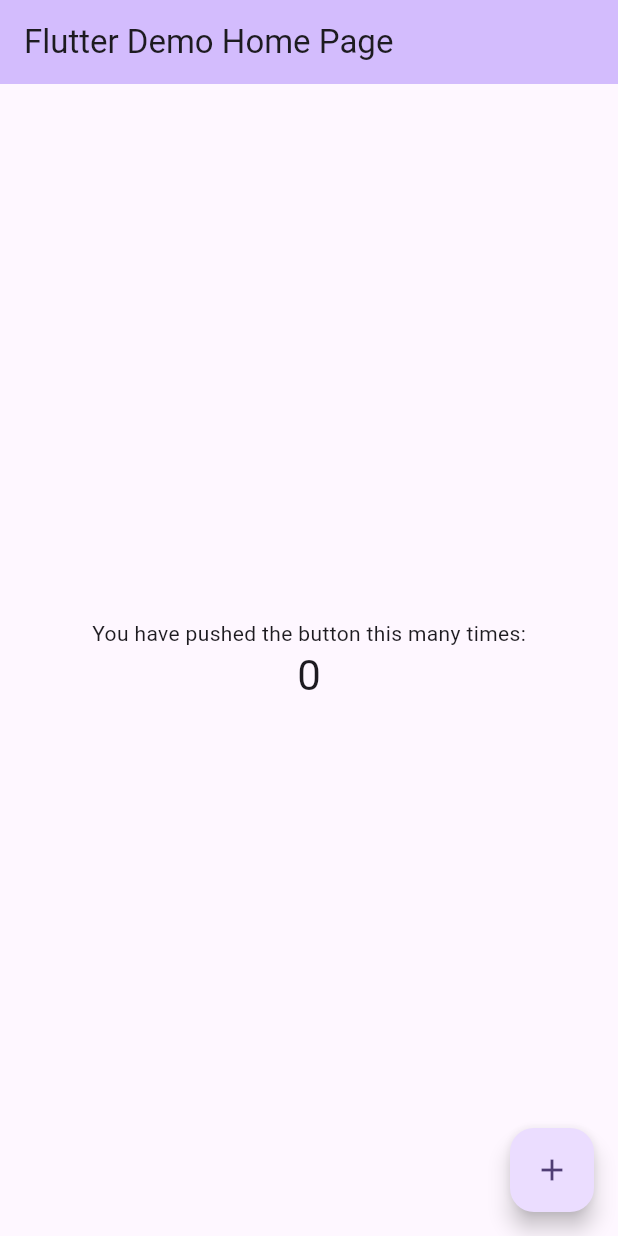
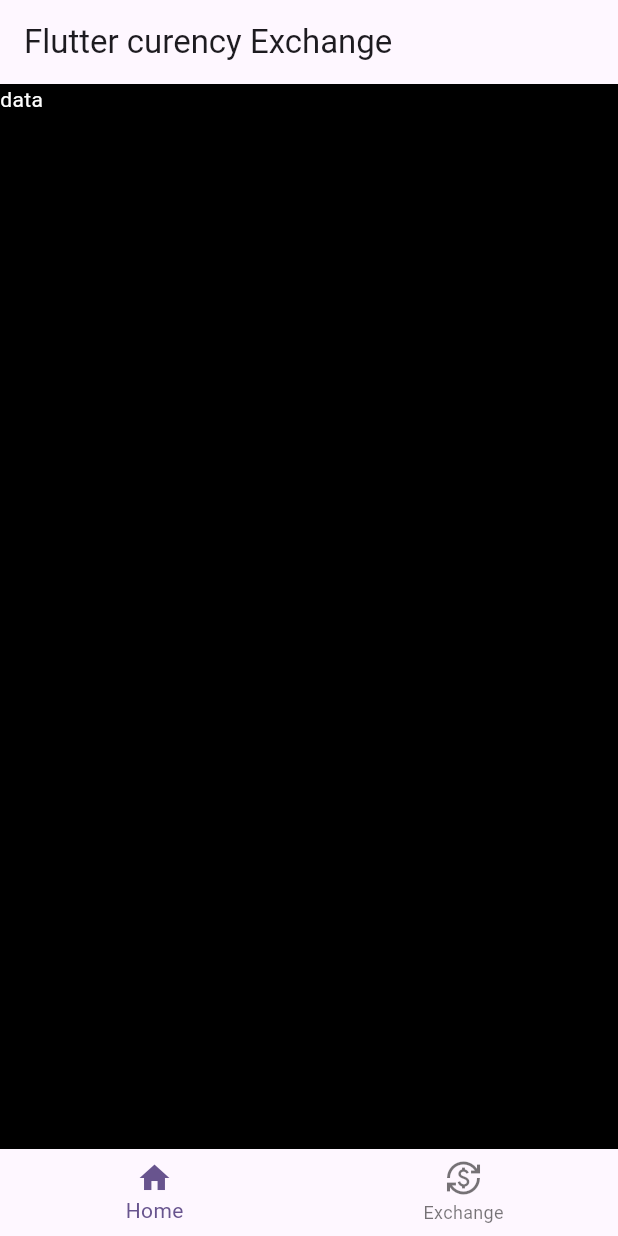
Before and after one commit to rashedahsan/currency_app, a Flutter app: the screen it shows after launch, on a phone screen of 412 x 824 dp. Run offline on Flutter 3.47's test engine with Material 3 defaults, Android fonts, the phone set to English and light mode, and no system bars.

Commit message:
folder structure

```diff
--- a/lib/main.dart
+++ b/lib/main.dart
@@ -1,4 +1,5 @@
 import 'package:flutter/material.dart';
+import 'package:flutter_currency_app/ui/dashboard.dart';
 
 void main() {
   runApp(const MyApp());
@@ -7,119 +8,15 @@
 class MyApp extends StatelessWidget {
   const MyApp({super.key});
 
-  // This widget is the root of your application.
   @override
   Widget build(BuildContext context) {
     return MaterialApp(
       title: 'Flutter Demo',
       theme: ThemeData(
-        // This is the theme of your application.
-        //
-        // TRY THIS: Try running your application with "flutter run". You'll see
-        // the application has a purple toolbar. Then, without quitting the app,
-        // try changing the seedColor in the colorScheme below to Colors.green
-        // and then invoke "hot reload" (save your changes or press the "hot
-        // reload" button in a Flutter-supported IDE, or press "r" if you used
-        // the command line to start the app).
-        //
-        // Notice that the counter didn't reset back to zero; the application
-        // state is not lost during the reload. To reset the state, use hot
-        // restart instead.
-        //
-        // This works for code too, not just values: Most code changes can be
-        // tested with just a hot reload.
         colorScheme: ColorScheme.fromSeed(seedColor: Colors.deepPurple),
         useMaterial3: true,
       ),
-      home: const MyHomePage(title: 'Flutter Demo Home Page'),
+      home: Dashboard(),
     );
   }
 }
-
-class MyHomePage extends StatefulWidget {
-  const MyHomePage({super.key, required this.title});
-
-  // This widget is the home page of your application. It is stateful, meaning
-  // that it has a State object (defined below) that contains fields that affect
-  // how it looks.
-
-  // This class is the configuration for the state. It holds the values (in this
-  // case the title) provided by the parent (in this case the App widget) and
-  // used by the build method of the State. Fields in a Widget subclass are
-  // always marked "final".
-
-  final String title;
-
-  @override
-  State<MyHomePage> createState() => _MyHomePageState();
-}
-
-class _MyHomePageState extends State<MyHomePage> {
-  int _counter = 0;
-
-  void _incrementCounter() {
-    setState(() {
-      // This call to setState tells the Flutter framework that something has
-      // changed in this State, which causes it to rerun the build method below
-      // so that the display can reflect the updated values. If we changed
-      // _counter without calling setState(), then the build method would not be
-      // called again, and so nothing would appear to happen.
-      _counter++;
-    });
-  }
-
-  @override
-  Widget build(BuildContext context) {
-    // This method is rerun every time setState is called, for instance as done
-    // by the _incrementCounter method above.
-    //
-    // The Flutter framework has been optimized to make rerunning build methods
-    // fast, so that you can just rebuild anything that needs updating rather
-    // than having to individually change instances of widgets.
-    return Scaffold(
-      appBar: AppBar(
-        // TRY THIS: Try changing the color here to a specific color (to
-        // Colors.amber, perhaps?) and trigger a hot reload to see the AppBar
-        // change color while the other colors stay the same.
-        backgroundColor: Theme.of(context).colorScheme.inversePrimary,
-        // Here we take the value from the MyHomePage object that was created by
-        // the App.build method, and use it to set our appbar title.
-        title: Text(widget.title),
-      ),
-      body: Center(
-        // Center is a layout widget. It takes a single child and positions it
-        // in the middle of the parent.
-        child: Column(
-          // Column is also a layout widget. It takes a list of children and
-          // arranges them vertically. By default, it sizes itself to fit its
-          // children horizontally, and tries to be as tall as its parent.
-          //
-          // Column has various properties to control how it sizes itself and
-          // how it positions its children. Here we use mainAxisAlignment to
-          // center the children vertically; the main axis here is the vertical
-          // axis because Columns are vertical (the cross axis would be
-          // horizontal).
-          //
-          // TRY THIS: Invoke "debug painting" (choose the "Toggle Debug Paint"
-          // action in the IDE, or press "p" in the console), to see the
-          // wireframe for each widget.
-          mainAxisAlignment: MainAxisAlignment.center,
-          children: <Widget>[
-            const Text(
-              'You have pushed the button this many times:',
-            ),
-            Text(
-              '$_counter',
-              style: Theme.of(context).textTheme.headlineMedium,
-            ),
-          ],
-        ),
-      ),
-      floatingActionButton: FloatingActionButton(
-        onPressed: _incrementCounter,
-        tooltip: 'Increment',
-        child: const Icon(Icons.add),
-      ), // This trailing comma makes auto-formatting nicer for build methods.
-    );
-  }
-}
--- /dev/null
+++ b/lib/ui/dashboard.dart
@@ -0,0 +1,50 @@
+import 'package:flutter/material.dart';
+import 'package:flutter_currency_app/ui/exchange.dart';
+import 'package:flutter_currency_app/ui/home.dart';
+
+class Dashboard extends StatefulWidget {
+  const Dashboard({super.key});
+
+  @override
+  State<Dashboard> createState() => _DashboardState();
+}
+
+class _DashboardState extends State<Dashboard> {
+  int _selectedindex = 0;
+  Widget getview() {
+    if (_selectedindex == 0) {
+      return Home();
+    }
+    return Exchange();
+  }
+
+  @override
+  Widget build(BuildContext context) {
+    return Scaffold(
+      backgroundColor: Colors.black,
+      appBar: AppBar(
+        title: Text("Flutter curency Exchange"),
+      ),
+      body: getview(),
+      bottomNavigationBar: BottomNavigationBar(
+          currentIndex: _selectedindex,
+          onTap: (index) {
+            setState(() {
+              _selectedindex = index;
+            });
+          },
+          items: [
+            BottomNavigationBarItem(
+                icon: Icon(
+                  Icons.home,
+                ),
+                label: "Home"),
+            BottomNavigationBarItem(
+                icon: Icon(
+                  Icons.currency_exchange,
+                ),
+                label: "Exchange")
+          ]),
+    );
+  }
+}
--- /dev/null
+++ b/lib/ui/exchange.dart
@@ -0,0 +1,20 @@
+import 'package:flutter/material.dart';
+
+class Exchange extends StatefulWidget {
+  const Exchange({super.key});
+
+  @override
+  State<Exchange> createState() => _ExchangeState();
+}
+
+class _ExchangeState extends State<Exchange> {
+  @override
+  Widget build(BuildContext context) {
+    return Container(
+      child: Text(
+        "data",
+        style: TextStyle(color: Colors.white),
+      ),
+    );
+  }
+}
--- /dev/null
+++ b/lib/ui/home.dart
@@ -0,0 +1,20 @@
+import 'package:flutter/material.dart';
+
+class Home extends StatefulWidget {
+  const Home({super.key});
+
+  @override
+  State<Home> createState() => _HomeState();
+}
+
+class _HomeState extends State<Home> {
+  @override
+  Widget build(BuildContext context) {
+    return Container(
+      child: Text(
+        "data",
+        style: TextStyle(color: Colors.white),
+      ),
+    );
+  }
+}
```
